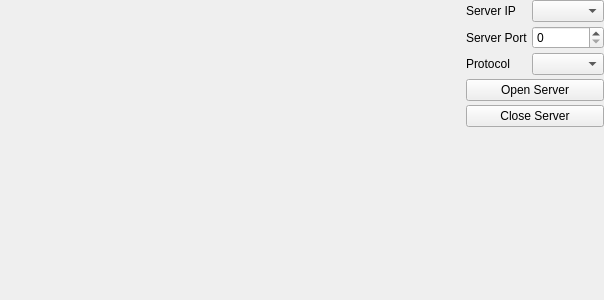
Above: src/x/coap/coapserverui.ui from x-tools-author/x-tools before the change. Below: the same form after it.
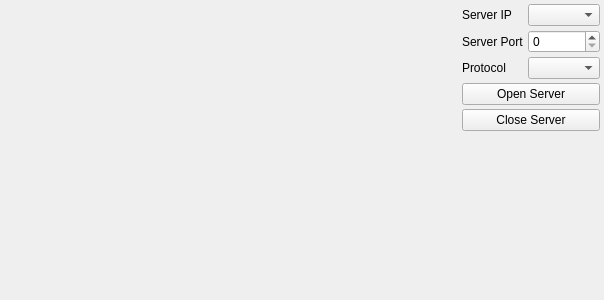
That is the form after the change.

The edit to the form file:
```diff
--- a/src/x/coap/coapserverui.ui
+++ b/src/x/coap/coapserverui.ui
@@ -15,16 +15,16 @@
   </property>
   <layout class="QGridLayout" name="gridLayout">
    <property name="leftMargin">
-    <number>0</number>
+    <number>4</number>
    </property>
    <property name="topMargin">
-    <number>0</number>
+    <number>4</number>
    </property>
    <property name="rightMargin">
-    <number>0</number>
+    <number>4</number>
    </property>
    <property name="bottomMargin">
-    <number>0</number>
+    <number>4</number>
    </property>
    <property name="spacing">
     <number>4</number>
```
